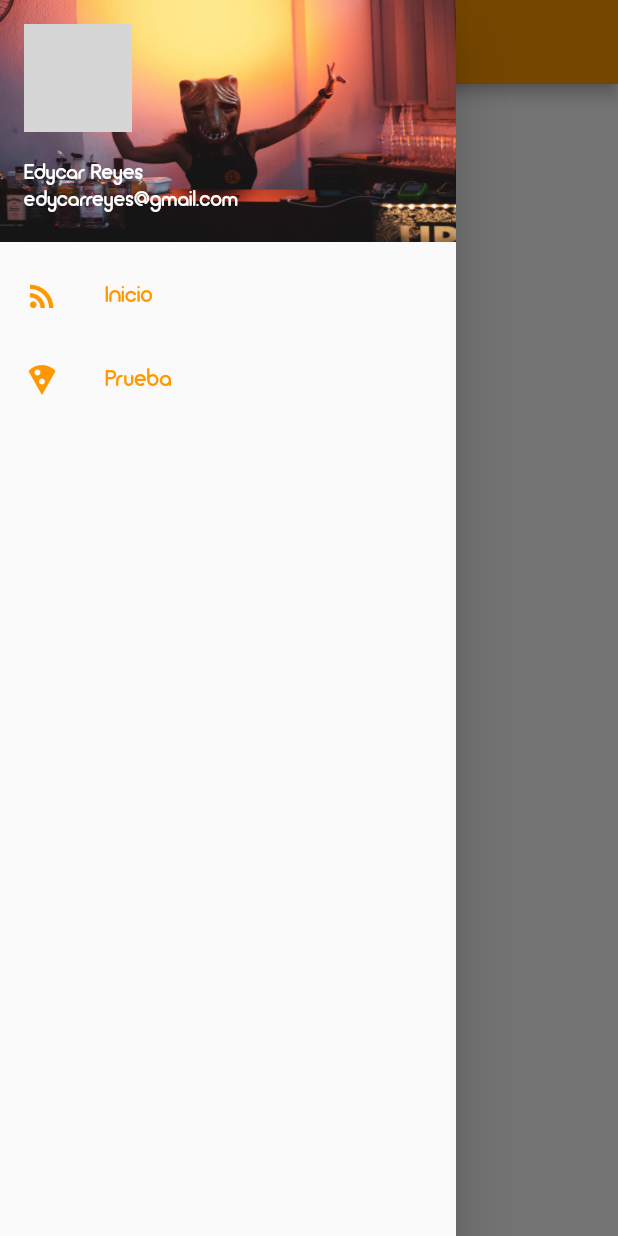
After one commit to edycarreyes99/Vagos, a Flutter app: the PruebaDrawer screen opened directly, with the side drawer open, on a phone screen of 412 x 824 dp. The commit adds this screen. Run offline on Flutter 3.47's test engine with Material 2 defaults, Android fonts, the phone set to English and light mode, and no system bars; our stand-ins replace cloud_firestore, firebase_auth, fluttertoast, google_sign_in, image_picker; missing offline and left inert: floating_search_bar; accounts and stored records are empty; network calls fail; grey boxes are pictures that could not be loaded.

Commit message:
se configura el navside por aparte

```diff
--- a/lib/main.dart
+++ b/lib/main.dart
@@ -23,11 +23,6 @@ class _MyAppState extends State<MyApp> {
   };
   @override
   Widget build(BuildContext context) {
-
-    SystemChrome.setSystemUIOverlayStyle(SystemUiOverlayStyle(
-        statusBarColor: Colors.white,
-        statusBarIconBrightness: Brightness.dark));
-
     return MaterialApp(
       title: 'Vagos',
       debugShowCheckedModeBanner: false,
--- a/lib/pages/login.dart
+++ b/lib/pages/login.dart
@@ -231,10 +231,6 @@ class _LoginPageState extends State<LoginPage> {
   @override
   Widget build(BuildContext context) {
 
-    SystemChrome.setSystemUIOverlayStyle(SystemUiOverlayStyle(
-        statusBarColor: Colors.white,
-        statusBarIconBrightness: Brightness.dark));
-
     final loginForm = Container(
         padding: EdgeInsets.all(16.0),
         child: Form(
--- /dev/null
+++ b/lib/pages/navside.dart
@@ -0,0 +1,174 @@
+import 'package:flutter/material.dart';
+import 'pruebadrawer.dart';
+import 'home.dart';
+import 'dart:math';
+import 'package:vagos/servicios/servicio.dart';
+
+class DrawerItem {
+  String title;
+  IconData icon;
+  DrawerItem(this.title, this.icon);
+}
+
+class NavSide extends StatefulWidget {
+  NavSide({this.auth, this.onCerrarSesion, this.drawerPosition});
+
+  final int drawerPosition;
+
+  final BaseAuth auth;
+
+  final VoidCallback onCerrarSesion;
+
+  final drawerItems = [
+    new DrawerItem("Inicio", Icons.rss_feed),
+    new DrawerItem("Prueba", Icons.local_pizza),
+  ];
+
+  @override
+  _NavSideState createState() => _NavSideState();
+}
+
+class _NavSideState extends State<NavSide> {
+  int _selectedDrawerIndex = 0;
+
+  _getDrawerItemWidget(int pos) {
+    switch (pos) {
+      case 0:
+        Navigator.pushAndRemoveUntil(
+            context,
+            MaterialPageRoute(
+                builder: (context) => HomePage(
+                      drawerPosition: _selectedDrawerIndex,
+                      onCerrarSesion: this.widget.onCerrarSesion,
+                      auth: this.widget.auth,
+                    )),
+            (Route<dynamic> route) => false);
+        print("la posicion de este drawer es: $_selectedDrawerIndex");
+        break;
+      case 1:
+        Navigator.pushAndRemoveUntil(
+            context,
+            MaterialPageRoute(
+                builder: (context) => PruebaDrawer(
+                      drawerPosition: _selectedDrawerIndex,
+                      auth: this.widget.auth,
+                      onCerrarSesion: this.widget.onCerrarSesion,
+                    )),
+            (Route<dynamic> route) => false);
+        print("la posicion de este drawer es: $_selectedDrawerIndex");
+        break;
+      default:
+        return new Text("Error");
+    }
+  }
+
+  _onSelectItem(int index) {
+    setState(() => _selectedDrawerIndex = index);
+    Navigator.of(context).pop(); // close the drawer
+  }
+
+  @override
+  void initState() {
+    // TODO: implement initState
+    super.initState();
+    _selectedDrawerIndex = this.widget.drawerPosition;
+    print("Se ha navegado a la posicion: $_selectedDrawerIndex");
+  }
+
+  @override
+  Widget build(BuildContext context) {
+    Random random;
+    int min = 1;
+    int max = 9;
+    random = new Random();
+    int r = min + random.nextInt(max - min);
+    var drawerOptions = <Widget>[];
+    for (var i = 0; i < widget.drawerItems.length; i++) {
+      var d = widget.drawerItems[i];
+      /**drawerOptions.add(new ListTile(
+        leading: new Icon(d.icon),
+        title: new Text(d.title),
+        selected: i == _selectedDrawerIndex,
+        onTap: () {
+          _onSelectItem(i);
+          _getDrawerItemWidget(_selectedDrawerIndex);
+        },
+      ));*/
+      drawerOptions.add(
+        Padding(
+          padding: const EdgeInsets.only(right: 8.0),
+          child: Container(
+            decoration: i == _selectedDrawerIndex
+                ? BoxDecoration(
+                    color: Colors.orange[50],
+                    borderRadius: BorderRadius.only(
+                        topRight: Radius.circular(50),
+                        bottomRight: Radius.circular(50)))
+                : null,
+            child: new ListTile(
+              selected: i == _selectedDrawerIndex,
+              onTap: () {
+                _onSelectItem(i);
+                _getDrawerItemWidget(_selectedDrawerIndex);
+              },
+              title: Row(
+                crossAxisAlignment: CrossAxisAlignment.center,
+                children: <Widget>[
+                  new Icon(
+                    d.icon,
+                    color: Colors.orange,
+                  ),
+                  Padding(
+                    padding: const EdgeInsets.fromLTRB(30.0, 2, 0, 0),
+                    child: new Text(
+                      d.title,
+                      style: TextStyle(color: Colors.orange, fontSize: 15.0),
+                    ),
+                  ),
+                ],
+              ),
+            ),
+          ),
+        ),
+      );
+    }
+
+    return Drawer(
+      child: new Column(
+        children: <Widget>[
+          new UserAccountsDrawerHeader(
+            accountName: new Text(
+              'Edycar Reyes',
+              style: TextStyle(color: Colors.white),
+            ),
+            accountEmail: new Text(
+              'edycarreyes@gmail.com',
+              style: TextStyle(color: Colors.white),
+            ),
+            currentAccountPicture: new GestureDetector(
+              /*onTap: () => Navigator.push(
+                context,
+                MaterialPageRoute(
+                    builder: (context) => ProfilePage(
+                        auth: this.widget.auth,
+                        onCerrarSesion: this.widget.onCerrarSesion))),*/
+              child: new CircleAvatar(
+                backgroundImage: new NetworkImage(
+                    'https://lh4.googleusercontent.com/-2mUp9AT6uyQ/AAAAAAAAAAI/AAAAAAAAOR4/RKxeuCEf37I/photo.jpg'),
+              ),
+            ),
+            decoration: new BoxDecoration(
+                color: Colors.orange,
+                image: new DecorationImage(
+                    fit: BoxFit.fill,
+                    image: AssetImage(
+                        'assets/backgroundProfiles/background ($r).jpg'))),
+          ),
+          new Column(
+            children: drawerOptions,
+          )
+        ],
+      ),
+    );
+  }
+}
--- /dev/null
+++ b/lib/pages/pruebadrawer.dart
@@ -0,0 +1,42 @@
+import 'package:flutter/material.dart';
+import 'navside.dart';
+import 'package:vagos/servicios/servicio.dart';
+
+class PruebaDrawer extends StatefulWidget {
+  PruebaDrawer({this.drawerPosition, this.auth, this.onCerrarSesion});
+
+  final BaseAuth auth;
+
+  final VoidCallback onCerrarSesion;
+
+  final int drawerPosition;
+  @override
+  _PruebaDrawerState createState() => _PruebaDrawerState();
+}
+
+class _PruebaDrawerState extends State<PruebaDrawer> {
+  @override
+  void initState() {
+    // TODO: implement initState
+    super.initState();
+    print(
+        "el valor del drawer en la prueba drawer es: ${this.widget.drawerPosition}");
+  }
+
+  @override
+  Widget build(BuildContext context) {
+    return Scaffold(
+      appBar: AppBar(
+        backgroundColor: Colors.orange,
+      ),
+      drawer: NavSide(
+        drawerPosition: this.widget.drawerPosition,
+        auth: this.widget.auth,
+        onCerrarSesion: this.widget.onCerrarSesion,
+      ),
+      body: Center(
+        child: Text('Hola Mundo'),
+      ),
+    );
+  }
+}
--- a/lib/pages/signup.dart
+++ b/lib/pages/signup.dart
@@ -365,9 +365,6 @@ class _SignupPageState extends State<SignupPage> {
 
   @override
   Widget build(BuildContext context) {
-    SystemChrome.setSystemUIOverlayStyle(SystemUiOverlayStyle(
-        statusBarColor: Colors.orange,
-        statusBarIconBrightness: Brightness.dark));
 
     return Scaffold(
         appBar: new AppBar(
--- a/lib/router.dart
+++ b/lib/router.dart
@@ -95,6 +95,7 @@ class _RouterPageState extends State<RouterPage> {
           return new HomePage(
             auth: widget.auth,
             onCerrarSesion: noIniciado,
+            drawerPosition: 0,
           );
         }
     }
```
Also changed, not shown: lib/pages/home.dart (+18 -7 lines).
